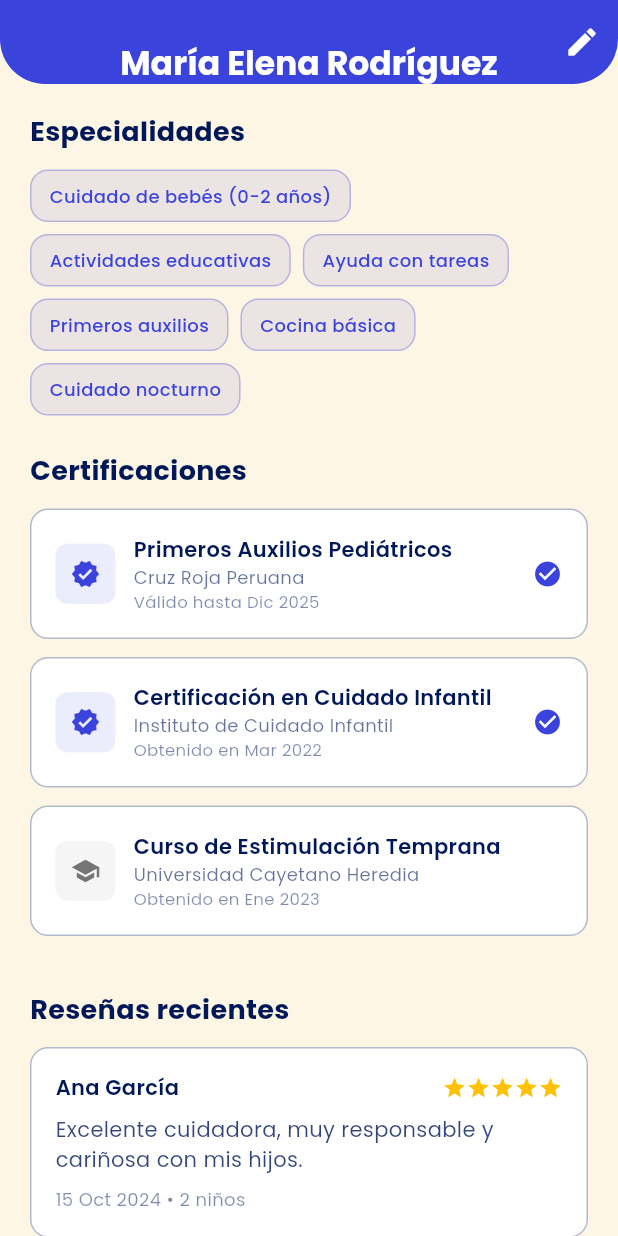
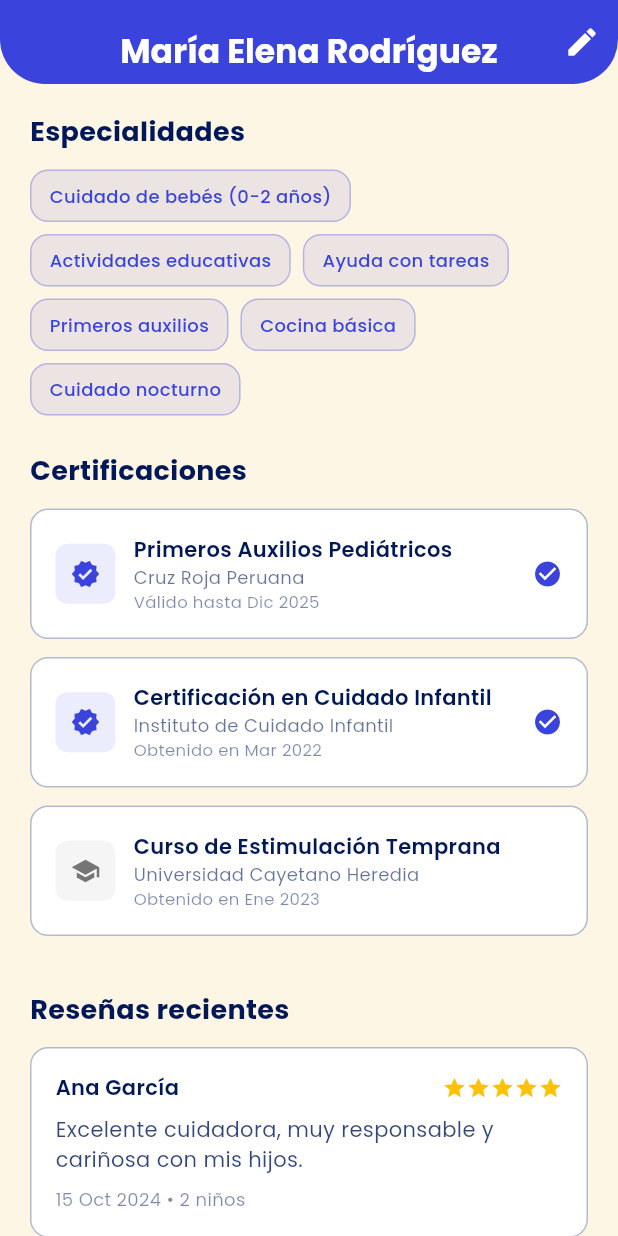
Before and after one commit to Grupo4-1ASI0732-14736-Trustora/kidycare-app, a Flutter app: the NannyProfileScreen screen opened directly, scrolled down 576 dp, on a phone screen of 412 x 824 dp. Run offline on Flutter 3.47's test engine with Material 3 defaults, Android fonts, the phone set to English and light mode, and no system bars; our stand-ins replace google_fonts, shared_preferences; accounts and stored records are empty.

Commit message:
fix(profile-screens): add bottom padding to collapsed header title for parent and nanny

```diff
--- a/lib/screens/nanny/nanny_profile_screen.dart
+++ b/lib/screens/nanny/nanny_profile_screen.dart
@@ -182,11 +182,14 @@ class _NannyProfileScreenState extends State<NannyProfileScreen> {
             return AnimatedOpacity(
               opacity: isCollapsed ? 1.0 : 0.0,
               duration: const Duration(milliseconds: 200),
-              child: Text(
-                'María Elena Rodríguez',
-                style: GoogleFonts.poppins(
-                  fontWeight: FontWeight.bold,
-                  color: Colors.white,
+              child: Padding(
+                padding: const EdgeInsets.only(bottom: 8),
+                child: Text(
+                  'María Elena Rodríguez',
+                  style: GoogleFonts.poppins(
+                    fontWeight: FontWeight.bold,
+                    color: Colors.white,
+                  ),
                 ),
               ),
             );
```
Also changed, not shown: lib/screens/parent/profile_screen.dart (+8 -5 lines).
